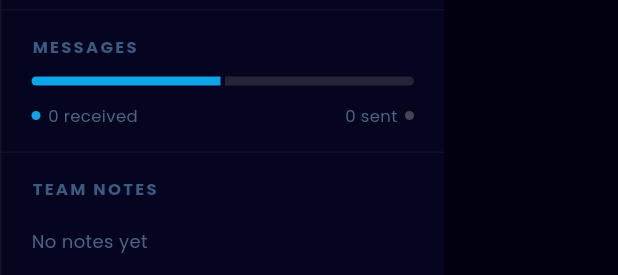
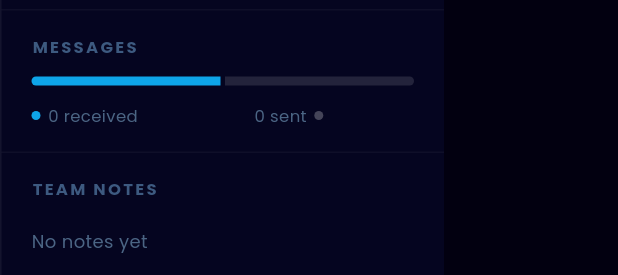
Before and after one commit to loayelsokkary/whatsappdashboard, a Flutter app: the SideProfilePanel widget shown alone on an empty page, opened directly with empty values, on a phone screen of 412 x 824 dp. Shown: the part 525-800 px from the top of the screen. Run offline on Flutter 3.47's test engine with Material 3 defaults, Android fonts, the phone set to English and light mode, and no system bars; our stand-ins replace emoji_picker_flutter, file_picker, google_fonts, pdf, shared_preferences, supabase_flutter and 1 more; missing offline and left inert: dart:html, dart:js_interop, excel; accounts and stored records are empty.

Commit message:
fix: media message counts, label sync, and overflow errors in side profile panel
Fix 1 (media counts): Add media_url + is_voice_message to SELECT query
and update isInbound to count rows with any customer content (text,
voice, or media URL), not just non-empty customer_message text.

Fix 2 (label sync): Add latestLabel field to SideProfileData computed
by scanning msgs in DESC order, matching the conversation list provider
logic. Use latestLabel in the header pill instead of distinctLabels.last
which could be stale when the most recent label was a repeat.

Fix 3 (overflow): Wrap build() output in OverflowBox(maxWidth:296) so
the inner layout always computes at full width even when the parent
AnimatedContainer is animating from 0px (ClipRect clips visual output).
Also fix individual Row overflow: Flexible around messages legend texts,
overflow ellipsis on phone number, SizedBox(width:72) on last campaign
trailing column, overflow ellipsis on label pill text.

Co-Authored-By: Claude Sonnet 4.6 <noreply@anthropic.com>

```diff
--- a/lib/widgets/side_profile_panel.dart
+++ b/lib/widgets/side_profile_panel.dart
@@ -599,8 +599,9 @@ class _SideProfilePanelState extends State<SideProfilePanel>
             color: Color(0xFFE2E8F0), fontSize: 15, fontWeight: FontWeight.w700),
             overflow: TextOverflow.ellipsis, maxLines: 1),
           const SizedBox(height: 3),
-          Text(phone, style: const TextStyle(
-            color: Color(0xFF4B6584), fontSize: 12)),
+          Text(phone,
+            overflow: TextOverflow.ellipsis, maxLines: 1,
+            style: const TextStyle(color: Color(0xFF4B6584), fontSize: 12)),
           if (topLabel != null) ...[
             const SizedBox(height: 6),
             _labelPill(topLabel, small: true),
@@ -774,11 +775,13 @@ class _SideProfilePanelState extends State<SideProfilePanel>
         Row(children: [
           const _Dot(color: Color(0xFF0EA5E9)),
           const SizedBox(width: 5),
-          Text('${d.receivedCount} received',
-            style: const TextStyle(color: Color(0xFF4B6584), fontSize: 11)),
+          Flexible(child: Text('${d.receivedCount} received',
+            overflow: TextOverflow.ellipsis, maxLines: 1,
+            style: const TextStyle(color: Color(0xFF4B6584), fontSize: 11))),
           const Spacer(),
-          Text('${d.sentCount} sent',
-            style: const TextStyle(color: Color(0xFF4B6584), fontSize: 11)),
+          Flexible(child: Text('${d.sentCount} sent',
+            overflow: TextOverflow.ellipsis, maxLines: 1,
+            style: const TextStyle(color: Color(0xFF4B6584), fontSize: 11))),
           const SizedBox(width: 5),
           _Dot(color: Colors.white.withValues(alpha: 0.25)),
         ]),
@@ -807,8 +810,9 @@ class _SideProfilePanelState extends State<SideProfilePanel>
           horizontal: small ? 8 : 14, vertical: small ? 3 : 6),
       decoration: BoxDecoration(
         color: bg, borderRadius: BorderRadius.circular(20)),
-      child: Text(label, style: TextStyle(
-        color: fg, fontSize: 11, fontWeight: FontWeight.w500)),
+      child: Text(label,
+        overflow: TextOverflow.ellipsis, maxLines: 1,
+        style: TextStyle(color: fg, fontSize: 11, fontWeight: FontWeight.w500)),
     );
   }
 
@@ -991,17 +995,23 @@ class _SideProfilePanelState extends State<SideProfilePanel>
                 color: Color(0xFFE2E8F0), fontSize: 13, fontWeight: FontWeight.w500),
               overflow: TextOverflow.ellipsis, maxLines: 1)),
             const SizedBox(width: 10),
-            Column(crossAxisAlignment: CrossAxisAlignment.end,
+            SizedBox(
+              width: 72,
+              child: Column(crossAxisAlignment: CrossAxisAlignment.end,
                 mainAxisSize: MainAxisSize.min, children: [
-              Text(dateStr, style: const TextStyle(
+                Text(dateStr,
+                  overflow: TextOverflow.ellipsis, maxLines: 1,
+                  style: const TextStyle(
                     color: Color(0xFF4B6584), fontSize: 10)),
                 const SizedBox(height: 2),
                 Text(b.responded ? 'Replied' : 'No response',
+                  overflow: TextOverflow.ellipsis, maxLines: 1,
                   style: TextStyle(
                     color: b.responded
                         ? const Color(0xFF34D399) : const Color(0xFF4B6584),
                     fontSize: 10, fontWeight: FontWeight.w500)),
               ]),
+            ),
           ]),
         ),
       ]),
@@ -1044,16 +1054,23 @@ class _SideProfilePanelState extends State<SideProfilePanel>
   @override
   Widget build(BuildContext context) {
     final vc = context.vividColors;
-    return Container(
+    // OverflowBox ensures the inner layout always uses the full 296px width
+    // even when the parent AnimatedContainer is narrower during slide animation.
+    // The parent ClipRect clips the visual overflow so nothing is shown outside.
+    return OverflowBox(
+      maxWidth: 296,
+      minWidth: 296,
+      alignment: Alignment.topLeft,
+      child: Container(
         width: 296,
         decoration: BoxDecoration(
-        // Match the header/sidebar surface color, not the chat background
           color: vc.surface,
           border: Border(
             left: BorderSide(color: Colors.white.withValues(alpha: 0.06)),
           ),
         ),
         child: _loading ? _buildShimmer() : _buildContent(),
+      ),
     );
   }
 
```
Lines whose indentation alone changed are shown as unchanged.
